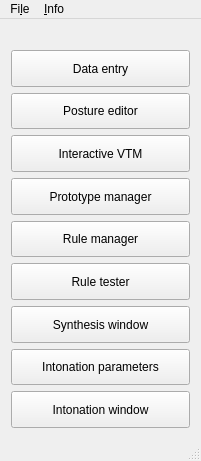
This is ui/MainWindow.ui in mym-br/gama_tts_editor as Qt 5 draws it before an edit. The edited form follows.
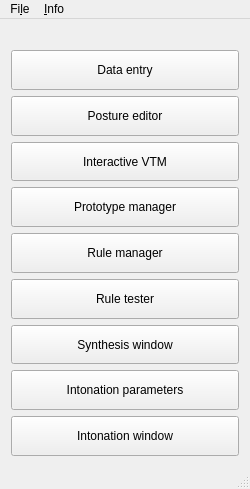
This is the edited form.

Commit message: Set minimum button sizes.

What changed in the file:
```diff
--- a/ui/MainWindow.ui
+++ b/ui/MainWindow.ui
@@ -6,12 +6,12 @@
    <rect>
     <x>0</x>
     <y>0</y>
-    <width>201</width>
-    <height>461</height>
+    <width>250</width>
+    <height>489</height>
    </rect>
   </property>
   <property name="sizePolicy">
-   <sizepolicy hsizetype="Preferred" vsizetype="Preferred">
+   <sizepolicy hsizetype="MinimumExpanding" vsizetype="Preferred">
     <horstretch>0</horstretch>
     <verstretch>0</verstretch>
    </sizepolicy>
@@ -68,12 +68,6 @@
         <verstretch>0</verstretch>
        </sizepolicy>
       </property>
-      <property name="minimumSize">
-       <size>
-        <width>0</width>
-        <height>0</height>
-       </size>
-      </property>
       <property name="text">
        <string>Interactive VTM</string>
       </property>
@@ -100,12 +94,6 @@
         <verstretch>0</verstretch>
        </sizepolicy>
       </property>
-      <property name="minimumSize">
-       <size>
-        <width>0</width>
-        <height>0</height>
-       </size>
-      </property>
       <property name="text">
        <string>Rule manager</string>
       </property>
@@ -119,12 +107,6 @@
         <verstretch>0</verstretch>
        </sizepolicy>
       </property>
-      <property name="minimumSize">
-       <size>
-        <width>0</width>
-        <height>0</height>
-       </size>
-      </property>
       <property name="text">
        <string>Rule tester</string>
       </property>
@@ -138,12 +120,6 @@
         <verstretch>0</verstretch>
        </sizepolicy>
       </property>
-      <property name="minimumSize">
-       <size>
-        <width>0</width>
-        <height>0</height>
-       </size>
-      </property>
       <property name="text">
        <string>Synthesis window</string>
       </property>
@@ -157,12 +133,6 @@
         <verstretch>0</verstretch>
        </sizepolicy>
       </property>
-      <property name="minimumSize">
-       <size>
-        <width>0</width>
-        <height>0</height>
-       </size>
-      </property>
       <property name="text">
        <string>Intonation parameters</string>
       </property>
@@ -176,12 +146,6 @@
         <verstretch>0</verstretch>
        </sizepolicy>
       </property>
-      <property name="minimumSize">
-       <size>
-        <width>0</width>
-        <height>0</height>
-       </size>
-      </property>
       <property name="text">
        <string>Intonation window</string>
       </property>
@@ -194,7 +158,7 @@
     <rect>
      <x>0</x>
      <y>0</y>
-     <width>201</width>
+     <width>250</width>
      <height>32</height>
     </rect>
    </property>
```
The commit also changes 8 other files.
